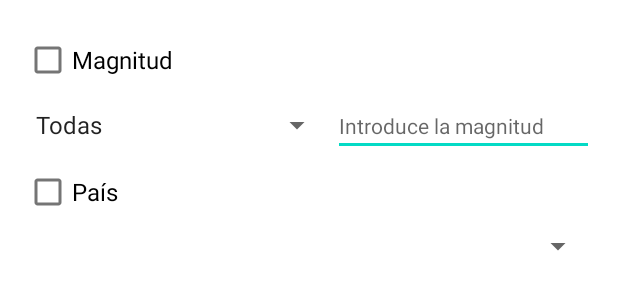
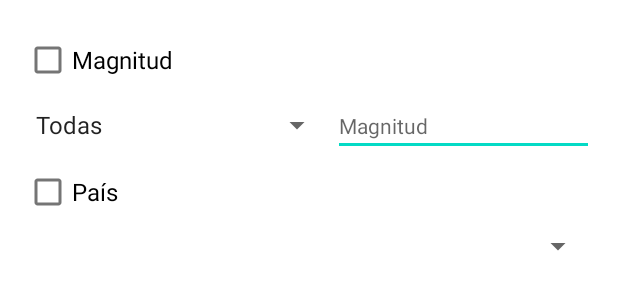
Before and after one commit to alexaib2002/android-earthquake-visualizer, an Android app: the layout fragment_filter_dialog.xml on its own in the app's theme, with its tools: preview values and no code run, on a phone screen of 412 x 824 dp. Shown: the top 300 px of the screen. Run offline under Robolectric (Android 15) with nearby library versions, the phone set to English and light mode, and no system bars.

Commit message:
Corrected layouts and code style

```diff
--- a/app/src/main/res/layout/fragment_filter_dialog.xml
+++ b/app/src/main/res/layout/fragment_filter_dialog.xml
@@ -11,7 +11,7 @@
         android:id="@+id/magnitudeChk"
         android:layout_width="match_parent"
         android:layout_height="wrap_content"
-        android:text="Magnitud"
+        android:text="@string/magnitude_chkbox"
         android:textSize="16sp" />
 
     <LinearLayout
@@ -32,8 +32,8 @@
             android:layout_height="wrap_content"
             android:layout_weight="1"
             android:ems="10"
-            android:hint="Introduce la magnitud"
-            android:inputType="textPersonName"
+            android:hint="@string/magnitude_txtedit"
+            android:inputType="number"
             android:textSize="14sp" />
 
     </LinearLayout>
@@ -42,7 +42,7 @@
         android:id="@+id/countryChk"
         android:layout_width="match_parent"
         android:layout_height="wrap_content"
-        android:text="País"
+        android:text="@string/country_chkbox"
         android:textSize="16sp" />
 
     <Spinner
--- a/app/src/main/res/values/strings.xml
+++ b/app/src/main/res/values/strings.xml
@@ -4,4 +4,14 @@
     <string name="filter_btn">Filtrar</string>
     <!-- TODO: Remove or change this placeholder text -->
     <string name="hello_blank_fragment">Hello blank fragment</string>
+    <string name="magnitude_txtedit">Magnitud</string>
+    <string name="magnitude_chkbox">Magnitud</string>
+    <string name="country_chkbox">País</string>
+    <string name="frag_eq_name_txt">Terremoto de Prueba</string>
+    <string name="frag_eq_date_txt">1 de enero de 1970, 00:00</string>
+    <string name="frag_eq_loc_txt">Localización de prueba</string>
+    <string name="frag_eq_death_txt">Estimación de muertes</string>
+    <string name="frag_eq_death_ph_txt">2366</string>
+    <string name="frag_eq_coord_txt">Coordenadas</string>
+    <string name="frag_eq_coord_ph_txt">11°21′00′′S 77°16′48′′O</string>
 </resources>
```
Also changed, not shown: app/src/main/res/layout/fragment_earthquake_rv_item.xml (+7 -7 lines).
